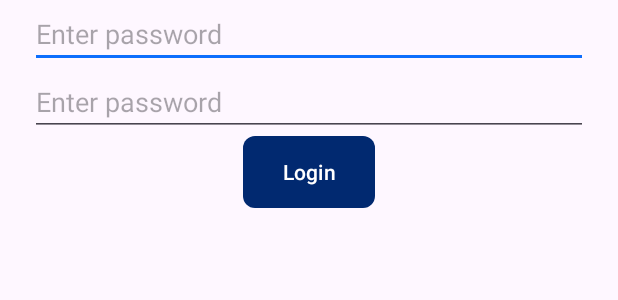
After one commit to jignesh-rathod/AMS-ANDROID, an Android app: the layout activity_login.xml on its own in the app's theme, with its tools: preview values and no code run, on a phone screen of 412 x 824 dp. The commit adds this screen. Shown: the top 300 px of the screen. Run offline under Robolectric (Android 15) with nearby library versions, the phone set to English and light mode, and no system bars; network calls fail.

Commit message:
Add auth libs and login page (test)

```diff
--- a/app/src/main/AndroidManifest.xml
+++ b/app/src/main/AndroidManifest.xml
@@ -6,7 +6,6 @@
     <uses-permission android:name="android.permission.INTERNET" />
 
     <application
-        android:usesCleartextTraffic="true"
         android:allowBackup="true"
         android:dataExtractionRules="@xml/data_extraction_rules"
         android:fullBackupContent="@xml/backup_rules"
@@ -15,12 +14,17 @@
         android:roundIcon="@mipmap/ic_logo_round"
         android:supportsRtl="true"
         android:theme="@style/Theme.AMS"
+        android:usesCleartextTraffic="true"
         tools:targetApi="31">
+        <activity
+            android:name=".activities.LoginActivity"
+            android:exported="false" />
         <activity
             android:name=".activities.MainActivity"
             android:exported="true">
             <intent-filter>
                 <action android:name="android.intent.action.MAIN" />
+
                 <category android:name="android.intent.category.LAUNCHER" />
             </intent-filter>
         </activity>
--- a/app/src/main/java/com/app/ams/Constant.kt
+++ b/app/src/main/java/com/app/ams/Constant.kt
@@ -4,8 +4,8 @@ class Constant
 {
     companion object
     {
-        private const val API_HOST: String = "192.168.43.199" // FIXME: Change This IP With Your API Server IP
-        private const val API_PORT: Int = 8080 // FIXME: Change This Port With Your API Server Port
+        private const val API_HOST: String = "192.168.1.3"
+        private const val API_PORT: Int = 8080
         const val API_BASE_URL: String = "http://$API_HOST:$API_PORT/ams/api"
     }
 }
--- /dev/null
+++ b/app/src/main/java/com/app/ams/features/auth/login/LoginRequest.kt
@@ -0,0 +1,3 @@
+package com.app.ams.features.auth.login
+
+data class LoginRequest(val username: String, val password: String)
--- /dev/null
+++ b/app/src/main/java/com/app/ams/features/auth/login/LoginResponse.kt
@@ -0,0 +1,3 @@
+package com.app.ams.features.auth.login
+
+data class LoginResponse(val token: String)
--- /dev/null
+++ b/app/src/main/res/drawable/shape_button.xml
@@ -0,0 +1,7 @@
+<?xml version="1.0" encoding="utf-8"?>
+<shape
+    xmlns:android="http://schemas.android.com/apk/res/android"
+    android:shape="rectangle">
+
+    <corners android:radius="8dp" />
+</shape>
--- /dev/null
+++ b/app/src/main/res/layout/activity_login.xml
@@ -0,0 +1,44 @@
+<?xml version="1.0" encoding="utf-8"?>
+<androidx.constraintlayout.widget.ConstraintLayout
+    xmlns:android="http://schemas.android.com/apk/res/android"
+    xmlns:tools="http://schemas.android.com/tools"
+    xmlns:app="http://schemas.android.com/apk/res-auto"
+    android:layout_width="match_parent"
+    android:layout_height="match_parent"
+    tools:context=".activities.LoginActivity">
+
+    <ScrollView
+        android:layout_width="match_parent"
+        android:layout_height="match_parent">
+
+        <LinearLayout
+            android:layout_width="match_parent"
+            android:layout_height="wrap_content"
+            android:orientation="vertical"
+            android:gravity="center_horizontal">
+
+            <EditText
+                android:id="@+id/txtUsername"
+                android:hint="@string/enter_password"
+                android:layout_width="match_parent"
+                android:layout_height="wrap_content"
+                android:layout_marginHorizontal="20sp" />
+
+            <EditText
+                android:id="@+id/txtPassword"
+                android:hint="@string/enter_password"
+                android:layout_width="match_parent"
+                android:layout_height="wrap_content"
+                android:layout_marginHorizontal="20sp" />
+
+            <Button
+                android:background="@drawable/shape_button"
+                android:id="@+id/btnLogin"
+                android:layout_width="wrap_content"
+                android:layout_height="wrap_content"
+                android:text="@string/login"
+                tools:ignore="MissingConstraints" />
+        </LinearLayout>
+    </ScrollView>
+
+</androidx.constraintlayout.widget.ConstraintLayout>
```
Also changed, not shown: app/src/main/java/com/app/ams/activities/LoginActivity.kt (added, +85 -0 lines), app/src/main/java/com/app/ams/activities/MainActivity.kt (+24 -0 lines), app/src/main/java/com/app/ams/features/auth/login/LoginHandler.kt (added, +16 -0 lines), app/src/main/res/layout/activity_main.xml (+4 -3 lines).
